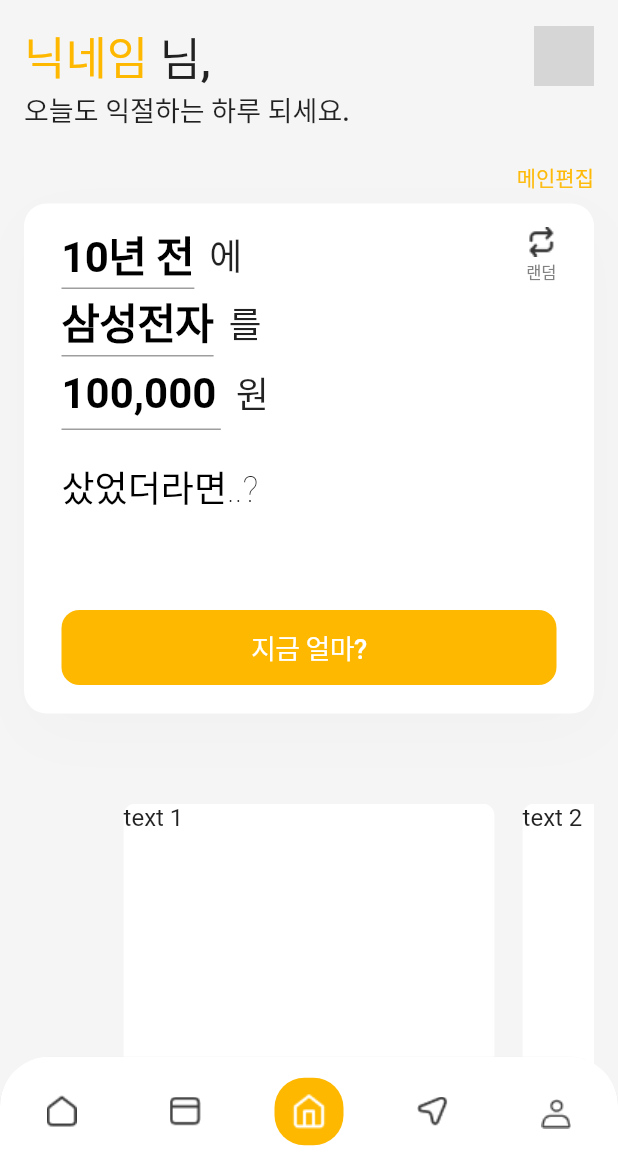
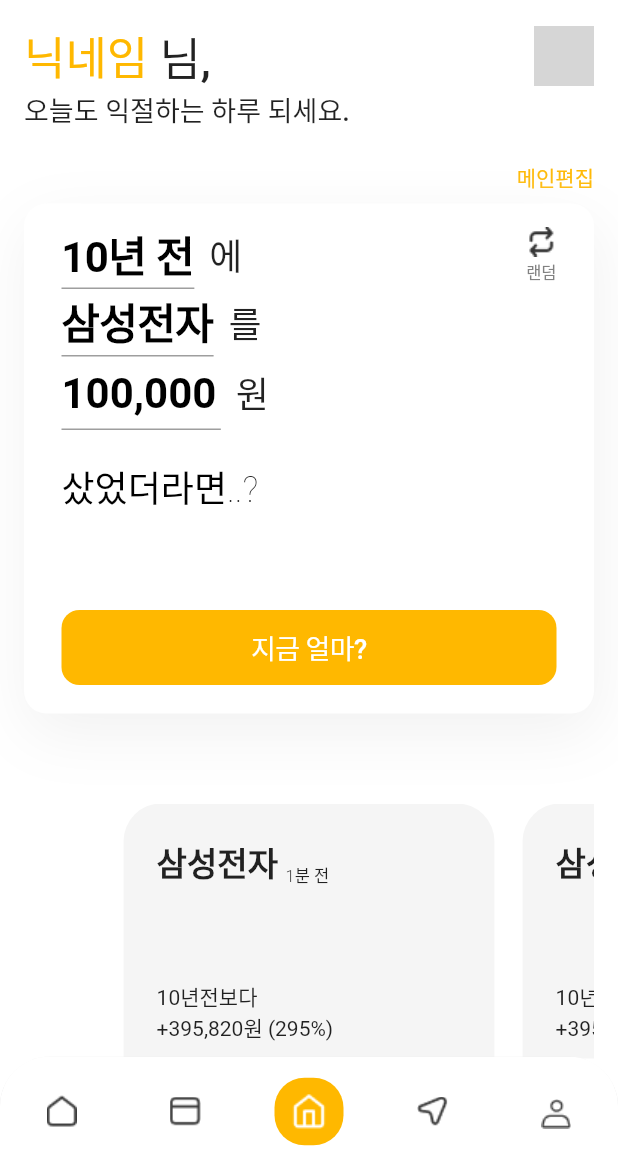
Before and after one commit to Fun-d-6th-Stock-King/should-have-bought-app, a Flutter app: the screen it shows after launch, on a phone screen of 412 x 824 dp, the part 62-1236 px from its top. Run offline on Flutter 3.47's test engine with Material 2 defaults, Android fonts, the phone set to English and light mode, and no system bars; drawn by our look-alikes of carousel_slider; our stand-ins replace auto_size_text, flutter_dotenv; network calls fail; grey boxes are pictures that could not be loaded.

Commit message:
부분 추가 https://github.com/Fun-d-6th-Stock-King/should-have-bought-app/issues/12

```diff
--- a/lib/constant.dart
+++ b/lib/constant.dart
@@ -1,7 +1,7 @@
 import 'package:flutter/material.dart';
 
 const mainColor = Color(0xFFFFB800);
-const defaultBackgroundColor = Color(0xFFF5F5F5);
+const defaultBackgroundColor = Color(0xFFFFFFFF);
 const defaultFontColor = Color(0xFFFFFFFF);
 
 Map<String, String> dateValue = {
--- a/lib/screens/main/main_screen.dart
+++ b/lib/screens/main/main_screen.dart
@@ -1,7 +1,7 @@
 import 'package:flutter/material.dart';
 import 'package:should_have_bought_app/constant.dart';
 import 'package:should_have_bought_app/widgets.dart';
-import 'package:should_have_bought_app/widgets/hey_you_too.dart';
+import 'package:should_have_bought_app/widgets/hey_you_too/hey_you_too.dart';
 
 class MainScreen extends StatelessWidget {
   @override
--- a/lib/widgets/hey_you_too.dart
+++ b/lib/widgets/hey_you_too/hey_you_too.dart
@@ -18,14 +18,75 @@ class HeyYouToo extends StatelessWidget {
             return Container(
               width: MediaQuery.of(context).size.width * 0.6,
               decoration: BoxDecoration(
-                color: Colors.white,
+                color: Color(0xffF5F5F5),
                 borderRadius: BorderRadius.all(
-                  Radius.circular(8.0),
+                  Radius.circular(25.0),
                 ),
               ),
-              child: Text(
-                'text $i',
-                style: TextStyle(fontSize: 16.0),
+              child: Container(
+                padding: EdgeInsets.only(left: 22, top: 22),
+                child: Column(
+                  crossAxisAlignment: CrossAxisAlignment.start,
+                  children: <Widget>[
+                    Row(
+                      crossAxisAlignment: CrossAxisAlignment.end,
+                      children: <Widget>[
+                        Text(
+                          '삼성전자',
+                          style: TextStyle(
+                              fontSize: 22, fontWeight: FontWeight.w700),
+                        ),
+                        SizedBox(width: 5),
+                        Text(
+                          '1분 전',
+                          style: TextStyle(
+                              fontSize: 11, fontWeight: FontWeight.w300),
+                        ),
+                      ],
+                    ),
+                    SizedBox(height: 63),
+                    Text('10년전보다'),
+                    Text('+395,820원 (295%)'),
+                    SizedBox(height: 10),
+                    Container(
+                      width: 125,
+                      height: 24,
+                      decoration: BoxDecoration(
+                        color: Colors.white,
+                        borderRadius: BorderRadius.all(
+                          Radius.circular(25.0),
+                        ),
+                      ),
+                      child: Row(
+                        mainAxisAlignment: MainAxisAlignment.center,
+                        children: <Widget>[
+                          Text(
+                            '현재가',
+                            style: TextStyle(
+                              color: Color(0xff6D6D6D),
+                              fontSize: 12,
+                              fontWeight: FontWeight.w500,
+                            ),
+                          ),
+                          Container(
+                            height: 10,
+                            child: VerticalDivider(
+                              width: 10,
+                            ),
+                          ),
+                          Text(
+                            '18,380원/1주',
+                            style: TextStyle(
+                              color: Color(0xff6D6D6D),
+                              fontSize: 12,
+                              fontWeight: FontWeight.w500,
+                            ),
+                          )
+                        ],
+                      ),
+                    )
+                  ],
+                ),
               ),
             );
           },
```
